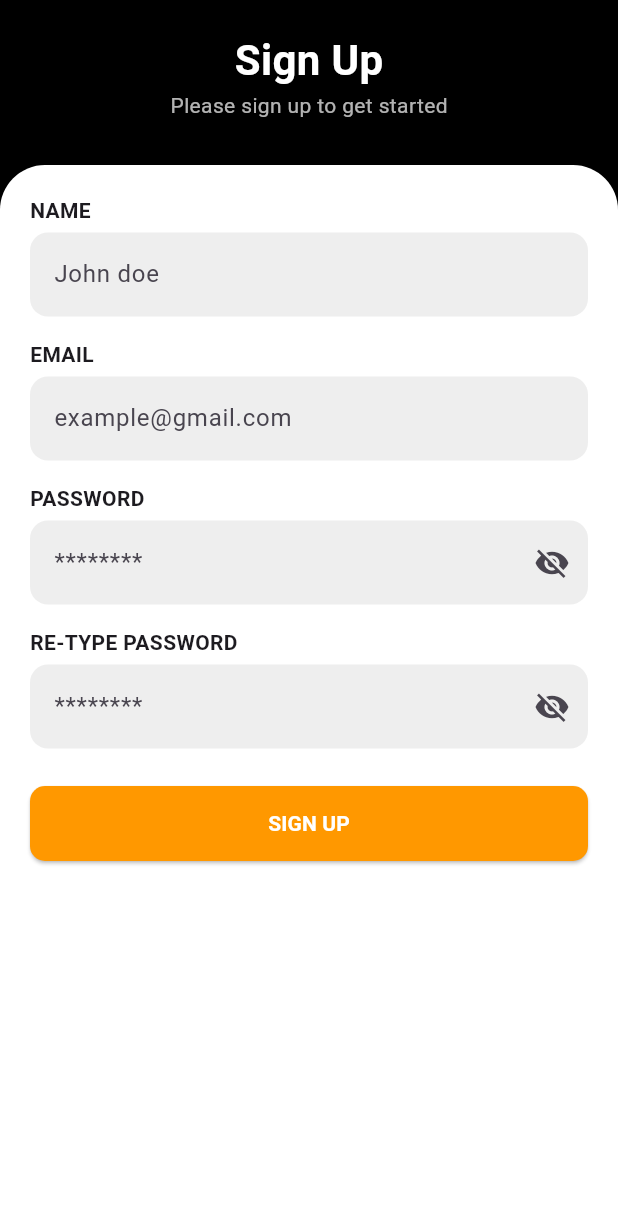
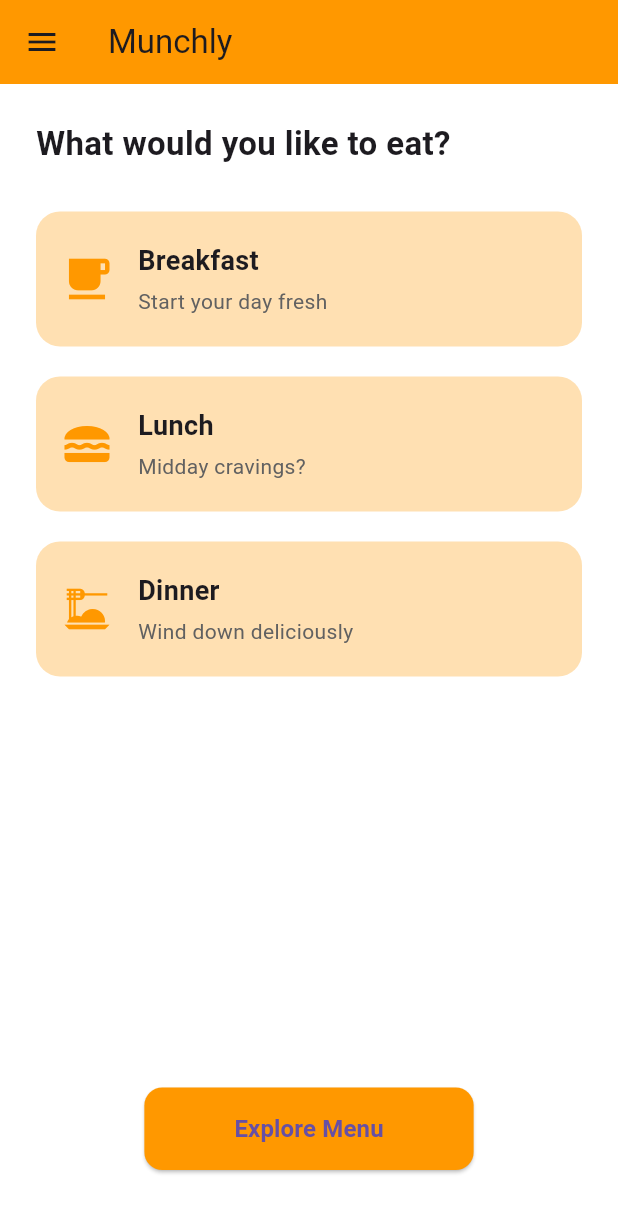
Before and after one commit to sauravchauhan2003/MunchlyUI, a Flutter app: the SignUpScreen screen opened by its route, after a tap on "SIGN UP", on a phone screen of 412 x 824 dp. Shown: the top 1213 px of the screen. Run offline on Flutter 3.47's test engine with Material 3 defaults, Android fonts, the light colour scheme and no system bars; our stand-ins replace lottie, shared_preferences; accounts and stored records are empty; project files that could hold a hidden picture were left out.

Commit message:
Added homescreen and loading screen

```diff
--- a/lib/logic/Routes.dart
+++ b/lib/logic/Routes.dart
@@ -1,6 +1,6 @@
 class Routes {
   static String LoginScreen = "/loginscreen";
   static String SignUpPage = "/signuppage";
-  static String ForgotPassword = "/forgotpassword";
-  static String VerificationPage = "/verificationpage";
+  static String LoadingScreen = "/loadingscreen";
+  static String HomeScreen = "/homescreen";
 }
--- /dev/null
+++ b/lib/pages/HomeScreen.dart
@@ -0,0 +1,180 @@
+import 'package:flutter/material.dart';
+
+class HomeScreen extends StatelessWidget {
+  const HomeScreen({super.key});
+
+  @override
+  Widget build(BuildContext context) {
+    return Scaffold(
+      backgroundColor: Colors.white,
+
+      // ✅ Drawer (clickable)
+      drawer: const _AppDrawer(),
+
+      appBar: AppBar(
+        title: const Text("Munchly"),
+        backgroundColor: Colors.orange,
+        elevation: 0,
+      ),
+
+      // ✅ Everything is wrapped cleanly
+      body: SafeArea(
+        child: Padding(
+          padding: const EdgeInsets.all(24),
+          child: Column(
+            crossAxisAlignment: CrossAxisAlignment.start,
+            children: [
+              const Text(
+                "What would you like to eat?",
+                style: TextStyle(fontSize: 22, fontWeight: FontWeight.bold),
+              ),
+              const SizedBox(height: 30),
+
+              _CategoryCard(
+                title: 'Breakfast',
+                subtitle: 'Start your day fresh',
+                icon: Icons.free_breakfast,
+                color: Colors.orange.shade100,
+              ),
+              const SizedBox(height: 20),
+              _CategoryCard(
+                title: 'Lunch',
+                subtitle: 'Midday cravings?',
+                icon: Icons.lunch_dining,
+                color: Colors.orange.shade100,
+              ),
+              const SizedBox(height: 20),
+              _CategoryCard(
+                title: 'Dinner',
+                subtitle: 'Wind down deliciously',
+                icon: Icons.dinner_dining,
+                color: Colors.orange.shade100,
+              ),
+
+              const Spacer(),
+
+              Center(
+                child: ElevatedButton(
+                  onPressed: () {
+                    // Should be clickable
+                    ScaffoldMessenger.of(context).showSnackBar(
+                      const SnackBar(content: Text('Fetching menu...')),
+                    );
+                  },
+                  style: ElevatedButton.styleFrom(
+                    backgroundColor: Colors.orange,
+                    padding: const EdgeInsets.symmetric(
+                      horizontal: 60,
+                      vertical: 16,
+                    ),
+                    shape: RoundedRectangleBorder(
+                      borderRadius: BorderRadius.circular(12),
+                    ),
+                  ),
+                  child: const Text(
+                    "Explore Menu",
+                    style: TextStyle(fontSize: 16, fontWeight: FontWeight.bold),
+                  ),
+                ),
+              ),
+              const SizedBox(height: 20),
+            ],
+          ),
+        ),
+      ),
+    );
+  }
+}
+
+class _CategoryCard extends StatelessWidget {
+  final String title;
+  final String subtitle;
+  final IconData icon;
+  final Color color;
+
+  const _CategoryCard({
+    required this.title,
+    required this.subtitle,
+    required this.icon,
+    required this.color,
+  });
+
+  @override
+  Widget build(BuildContext context) {
+    return InkWell(
+      onTap: () {
+        ScaffoldMessenger.of(
+          context,
+        ).showSnackBar(SnackBar(content: Text('Selected $title')));
+      },
+      borderRadius: BorderRadius.circular(16),
+      child: Container(
+        decoration: BoxDecoration(
+          color: color,
+          borderRadius: BorderRadius.circular(16),
+        ),
+        padding: const EdgeInsets.symmetric(vertical: 20, horizontal: 16),
+        child: Row(
+          children: [
+            Icon(icon, size: 36, color: Colors.orange),
+            const SizedBox(width: 16),
+            Column(
+              crossAxisAlignment: CrossAxisAlignment.start,
+              children: [
+                Text(
+                  title,
+                  style: const TextStyle(
+                    fontSize: 18,
+                    fontWeight: FontWeight.bold,
+                  ),
+                ),
+                const SizedBox(height: 4),
+                Text(
+                  subtitle,
+                  style: TextStyle(color: Colors.grey.shade700, fontSize: 14),
+                ),
+              ],
+            ),
+          ],
+        ),
+      ),
+    );
+  }
+}
+
+class _AppDrawer extends StatelessWidget {
+  const _AppDrawer();
+
+  @override
+  Widget build(BuildContext context) {
+    return Drawer(
+      backgroundColor: Colors.white,
+      child: ListView(
+        padding: EdgeInsets.zero,
+        children: [
+          const DrawerHeader(
+            decoration: BoxDecoration(color: Colors.orange),
+            child: Text(
+              'Munchly Menu',
+              style: TextStyle(color: Colors.white, fontSize: 24),
+            ),
+          ),
+          ListTile(
+            leading: const Icon(Icons.home, color: Colors.orange),
+            title: const Text('Home'),
+            onTap: () {
+              Navigator.pop(context);
+            },
+          ),
+          ListTile(
+            leading: const Icon(Icons.person, color: Colors.orange),
+            title: const Text('Profile'),
+            onTap: () {
+              Navigator.pop(context);
+            },
+          ),
+        ],
+      ),
+    );
+  }
+}
--- a/lib/pages/SignUpScreen.dart
+++ b/lib/pages/SignUpScreen.dart
@@ -1,4 +1,5 @@
 import 'package:flutter/material.dart';
+import 'package:munchly/logic/Routes.dart';
 
 class SignUpScreen extends StatefulWidget {
   @override
@@ -132,7 +133,10 @@ class _SignUpScreenState extends State<SignUpScreen> {
                     SizedBox(height: 25),
                     ElevatedButton(
                       onPressed: () {
-                        // Your sign up logic
+                        Navigator.pushReplacementNamed(
+                          context,
+                          Routes.HomeScreen,
+                        );
                       },
                       style: ElevatedButton.styleFrom(
                         backgroundColor: Colors.orange,
--- a/pubspec.yaml
+++ b/pubspec.yaml
@@ -34,6 +34,8 @@ dependencies:
   # The following adds the Cupertino Icons font to your application.
   # Use with the CupertinoIcons class for iOS style icons.
   cupertino_icons: ^1.0.8
+  lottie: ^2.7.0
+  shared_preferences: ^2.2.2
 
 dev_dependencies:
   flutter_test:
@@ -58,7 +60,8 @@ flutter:
   uses-material-design: true
 
   # To add assets to your application, add an assets section, like this:
-  # assets:
+  assets:
+    - assets/
   #   - images/a_dot_burr.jpeg
   #   - images/a_dot_ham.jpeg
 
```
Also changed, not shown: assets/Food Prepared - Food app.json (added, +1 -0 lines), lib/main.dart (+8 -7 lines), lib/pages/ForgetPassword.dart (deleted, +0 -82 lines), lib/pages/LoadingScreen.dart (added, +115 -0 lines), lib/pages/LoginScreen.dart (+3 -12 lines), lib/pages/VerificationPage.dart (deleted, +0 -121 lines), pubspec.lock, 3 other files.
